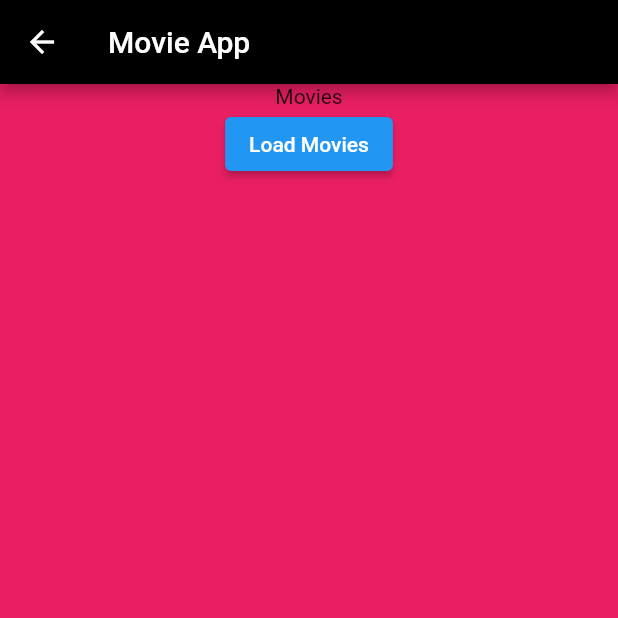
After one commit to Zifthis/test_app, a Flutter app: the Home screen opened directly, after a tap on "Go to Movies screen", on a phone screen of 412 x 824 dp, the top half of it. The commit adds this screen. Run offline on Flutter 3.47's test engine with Material 2 defaults, Android fonts, the phone set to English and light mode, and no system bars; our stand-ins replace dio, flutter_riverpod, freezed_annotation, pretty_dio_logger, retrofit, riverpod; generated files the repository leaves out were written again; network calls fail.

Commit message:
ui change

```diff
--- /dev/null
+++ b/lib/common/const.dart
@@ -0,0 +1 @@
+const String imageUrl = 'https://image.tmdb.org/t/p/w500/';
--- a/lib/common/presentation/home.dart
+++ b/lib/common/presentation/home.dart
@@ -1,8 +1,7 @@
 import 'package:flutter/material.dart';
 import 'package:flutter_riverpod/flutter_riverpod.dart';
+import 'package:test_app/common/presentation/movie_screen.dart';
 import 'package:test_app/feature/movie_details/domain/notifier/bottom_sheet_provider.dart';
-import 'package:test_app/feature/popular_movies/domain/notifier/movie_provider.dart';
-import 'package:test_app/feature/popular_movies/presentation/movie_list.dart';
 
 class Home extends ConsumerStatefulWidget {
   const Home({super.key});
@@ -14,33 +13,36 @@ class Home extends ConsumerStatefulWidget {
 class _HomeState extends ConsumerState<Home> {
   @override
   Widget build(BuildContext context) {
-    bool shouldShowList = ref.watch(getMovieListStateProvider);
-
     ref.listen<bool>(
       shouldDisplayBottomSheet,
       (_, next) {
         if (next = true) {
           _displayBottomSheet('error');
-        } else {
-          _displayBottomSheet('sns');
         }
       },
     );
 
     return Scaffold(
+      backgroundColor: Colors.orangeAccent,
       appBar: AppBar(
-        title: const Text('Test App'),
+        backgroundColor: Colors.black,
+        title: const Text('Home'),
       ),
       body: Center(
         child: Column(
+          mainAxisAlignment: MainAxisAlignment.center,
           children: [
-            const Text('Movies'),
             ElevatedButton(
-              onPressed: () =>
-                  ref.read(getMovieListStateProvider.notifier).state = true,
-              child: const Text('Fetch Movies'),
+              onPressed: () {
+                Navigator.push(
+                  context,
+                  MaterialPageRoute(builder: (context) {
+                    return const MovieScreen();
+                  }),
+                );
+              },
+              child: const Text('Go to Movies screen'),
             ),
-            shouldShowList ? const MovieList() : const SizedBox(),
           ],
         ),
       ),
@@ -61,9 +63,11 @@ class _HomeState extends ConsumerState<Home> {
               children: <Widget>[
                 Text(errorMsg),
                 ElevatedButton(
-                  child: const Text('Close BottomSheet'),
-                  onPressed: () => Navigator.pop(context),
-                ),
+                    child: const Text('Close BottomSheet'),
+                    onPressed: () {
+                      ref.read(shouldDisplayBottomSheet.notifier).state = false;
+                      Navigator.pop(context);
+                    }),
               ],
             ),
           ),
--- /dev/null
+++ b/lib/common/presentation/movie_screen.dart
@@ -0,0 +1,39 @@
+import 'package:flutter/material.dart';
+import 'package:flutter_riverpod/flutter_riverpod.dart';
+import 'package:test_app/feature/popular_movies/domain/notifier/movie_provider.dart';
+import 'package:test_app/feature/popular_movies/presentation/movie_list.dart';
+
+class MovieScreen extends ConsumerStatefulWidget {
+  const MovieScreen({super.key});
+
+  @override
+  ConsumerState<ConsumerStatefulWidget> createState() => _MovieScreen();
+}
+
+class _MovieScreen extends ConsumerState<MovieScreen> {
+  @override
+  Widget build(BuildContext context) {
+    bool shouldShowList = ref.watch(getMovieListStateProvider);
+
+    return Scaffold(
+      backgroundColor: Colors.pink,
+      appBar: AppBar(
+        backgroundColor: Colors.black,
+        title: const Text('Movie App'),
+      ),
+      body: Center(
+        child: Column(
+          children: [
+            const Text('Movies'),
+            ElevatedButton(
+              onPressed: () =>
+                  ref.read(getMovieListStateProvider.notifier).state = true,
+              child: const Text('Load Movies'),
+            ),
+            shouldShowList ? const MovieList() : const SizedBox(),
+          ],
+        ),
+      ),
+    );
+  }
+}
--- a/lib/feature/movie_details/domain/notifier/bottom_sheet_provider.dart
+++ b/lib/feature/movie_details/domain/notifier/bottom_sheet_provider.dart
@@ -1,3 +1,4 @@
 import 'package:flutter_riverpod/flutter_riverpod.dart';
 
-final shouldDisplayBottomSheet = StateProvider.autoDispose<bool>((ref) => true);
+final shouldDisplayBottomSheet =
+    StateProvider.autoDispose<bool>((ref) => false);
--- a/lib/feature/popular_movies/presentation/movie_list.dart
+++ b/lib/feature/popular_movies/presentation/movie_list.dart
@@ -24,7 +24,7 @@ class MovieList extends ConsumerWidget {
               return Padding(
                 padding: const EdgeInsets.all(8.0),
                 child: ColoredBox(
-                  color: Colors.greenAccent,
+                  color: Colors.white,
                   child: InkWell(
                     onTap: () {
                       Navigator.push(
@@ -36,11 +36,11 @@ class MovieList extends ConsumerWidget {
                       );
                     },
                     child: ListTile(
-                      leading: const Icon(Icons.list),
+                      leading: const Icon(Icons.movie),
                       trailing: Text(
                         value.result?[index].voteAverage.toString() ?? '',
                         style: const TextStyle(
-                          color: Colors.green,
+                          color: Colors.blue,
                           fontSize: 15,
                         ),
                       ),
```
Also changed, not shown: lib/feature/movie_details/presentation/movie_details_screen.dart (+61 -9 lines), lib/feature/movie_details/presentation/widget/row_widget.dart (added, +29 -0 lines), lib/feature/movie_details/presentation/widget/text_style.dart (added, +9 -0 lines).
